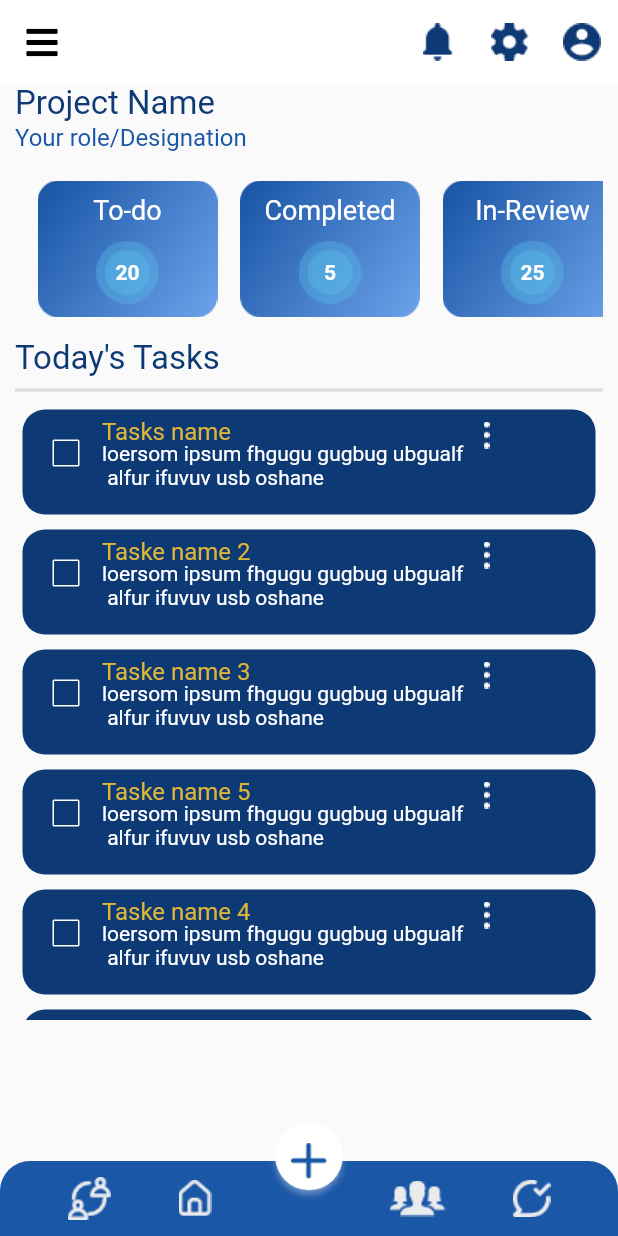
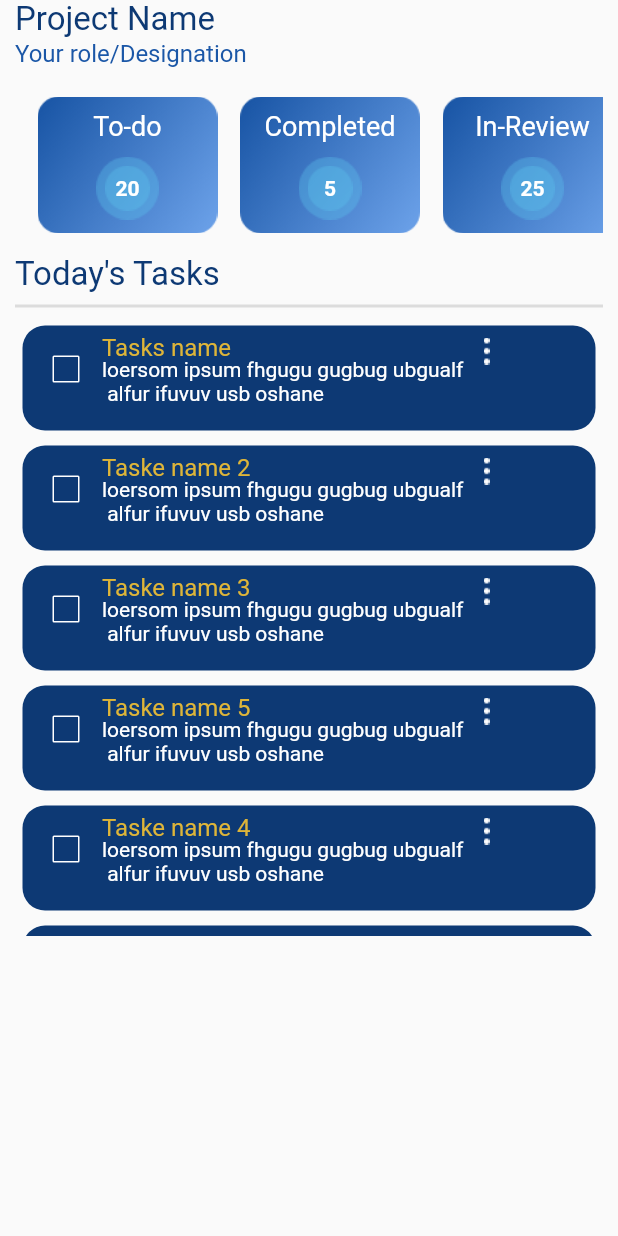
Before and after one commit to Mrashoo24/revoo, a Flutter app: the AllTasks screen opened directly, on a phone screen of 412 x 824 dp. Run offline on Flutter 3.47's test engine with Material 2 defaults, Android fonts, the light colour scheme and no system bars; our stand-ins replace font_awesome_flutter, get.

Commit message:
updated all pages in one

```diff
--- a/lib/Messages/mssages.dart
+++ b/lib/Messages/mssages.dart
@@ -37,11 +37,6 @@ class _PrivateMessages extends State<Messages> {
     // TODO: implement build
     return SafeArea(
       child: Scaffold(
-        //key: homekey,
-          appBar: _buildappBar(),
-          //drawer: ProjectHomePage(key: scafkey,),
-          backgroundColor: Colors.white,
-          drawer: Drawer(child: ProjectHomePage(),),
           body: SingleChildScrollView(
               child: Container(
                 width: Get.width,
--- a/lib/ModuleSprintScreen/modulesSprintsPage.dart
+++ b/lib/ModuleSprintScreen/modulesSprintsPage.dart
@@ -33,10 +33,6 @@ class _moduleState extends State<ModulesSprintsPage> {
     // TODO: implement build
     return SafeArea(
       child: Scaffold(
-        //key: homekey,
-          appBar: _buildappBar(),
-          //drawer: ProjectHomePage(key: scafkey,),
-          backgroundColor: Colors.white,
           body: SingleChildScrollView(
               child: Container(
                 width: Get.width,
--- a/lib/Tasks/TasksScreen.dart
+++ b/lib/Tasks/TasksScreen.dart
@@ -19,26 +19,6 @@
   Widget build(BuildContext context) {
     return SafeArea(
         child: Scaffold(
-      appBar: _buildappBar(),
-      bottomNavigationBar: _bottomNevigationBar(),
-      floatingActionButtonLocation: FloatingActionButtonLocation.centerDocked,
-      floatingActionButton: FloatingActionButton(
-          elevation: 0,
-          backgroundColor: Colors.transparent,
-          onPressed: () {},
-          child: Stack(
-            alignment: Alignment.center,
-            children: [
-              ImageIcon(
-                AssetImage('asset/addiconforbnb.png'),
-                size: 100,
-              ),
-              ImageIcon(
-                AssetImage('asset/addsymbolforbnb.png'),
-                color: Color(0xff1B57A7),
-              ),
-            ],
-          )),
       body: Container(
         height: Get.height,
         width: Get.width,
```
Also changed, not shown: lib/Teams/ProjectsTeamList.dart (+1 -23 lines), lib/projectDashboard.dart (+9 -6 lines).
